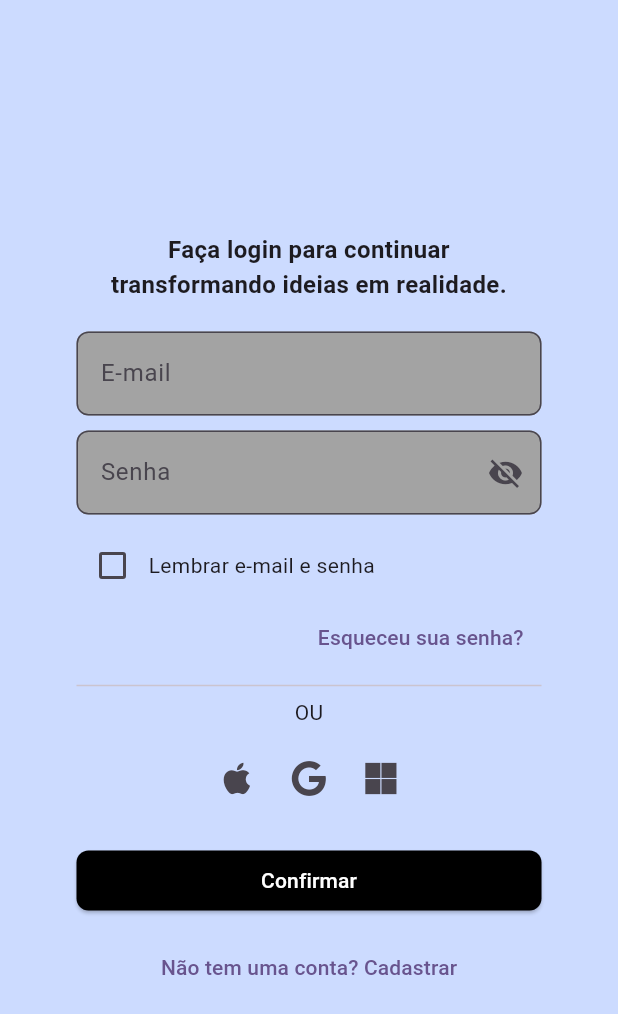
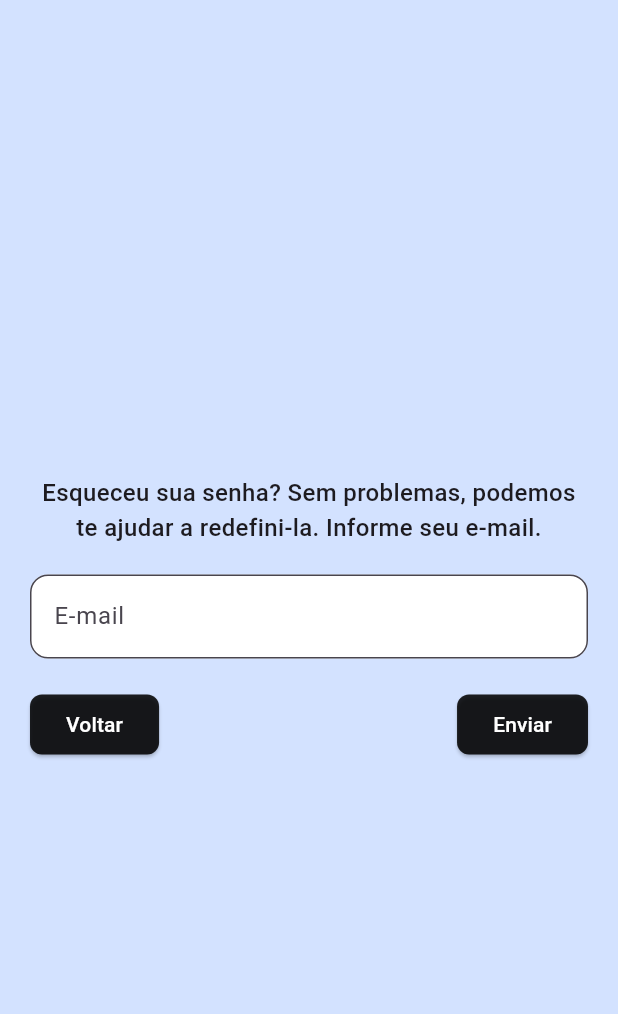
Before and after one commit to 2025-1-NCC5/Projeto2, a Flutter app: the TelaLogin screen opened directly, after a tap on "Esqueceu sua senha?", on a phone screen of 412 x 824 dp. Shown: the top 1014 px of the screen. Run offline on Flutter 3.47's test engine with Material 3 defaults, Android fonts, the phone set to English and light mode, and no system bars; our stand-ins replace font_awesome_flutter, google_nav_bar.

Commit message:
#54  Tela Recuperacao Senha
Foi realizada a criação da Tela de Recuperação de Senha, assim como a conexão do texto 'Esqueceu sua senha?' à tela correspondente.

```diff
--- /dev/null
+++ b/src/Application/lib/components/scripts/esquecue_senha.dart
@@ -0,0 +1,90 @@
+import 'package:flutter/material.dart';
+
+class TelaRecuperacaoSenha extends StatelessWidget {
+  final TextEditingController emailController = TextEditingController();
+
+  TelaRecuperacaoSenha({Key? key}) : super(key: key);
+
+  @override
+  Widget build(BuildContext context) {
+    return Scaffold(
+      backgroundColor: const Color(0xFFD3E2FF),
+      body: Center(
+        child: Padding(
+          padding: const EdgeInsets.symmetric(horizontal: 20),
+          child: Column(
+            mainAxisSize: MainAxisSize.min,
+            children: [
+              // Logo
+              // Image.asset('assets/logo.png', height: 50),
+              // const SizedBox(height: 20),
+              // Texto explicativo
+              const Text(
+                "Esqueceu sua senha? Sem problemas, podemos te ajudar a redefini-la. Informe seu e-mail.",
+                textAlign: TextAlign.center,
+                style: TextStyle(fontSize: 16, fontWeight: FontWeight.w500),
+              ),
+              const SizedBox(height: 20),
+              // Campo de e-mail
+              TextField(
+                controller: emailController,
+                decoration: InputDecoration(
+                  border: OutlineInputBorder(
+                    borderRadius: BorderRadius.circular(12),
+                  ),
+                  filled: true,
+                  fillColor: Colors.white,
+                  labelText: 'E-mail',
+                ),
+              ),
+              const SizedBox(height: 20),
+              // Botões "Voltar" e "Enviar"
+              Row(
+                mainAxisAlignment: MainAxisAlignment.spaceBetween,
+                children: [
+                  ElevatedButton(
+                    style: ElevatedButton.styleFrom(
+                      backgroundColor: Colors.black87,
+                      shape: RoundedRectangleBorder(
+                        borderRadius: BorderRadius.circular(8),
+                      ),
+                    ),
+                    onPressed: () {
+                      Navigator.pop(context);
+                    },
+                    child: const Text(
+                      "Voltar",
+                      style: TextStyle(color: Colors.white),
+                    ),
+                  ),
+                  ElevatedButton(
+                    style: ElevatedButton.styleFrom(
+                      backgroundColor: Colors.black87,
+                      shape: RoundedRectangleBorder(
+                        borderRadius: BorderRadius.circular(8),
+                      ),
+                    ),
+                    onPressed: () {
+                      // Simulação de envio de e-mail
+                      ScaffoldMessenger.of(context).showSnackBar(
+                        const SnackBar(
+                          content: Text(
+                            "Instruções enviadas para o e-mail informado.",
+                          ),
+                        ),
+                      );
+                    },
+                    child: const Text(
+                      "Enviar",
+                      style: TextStyle(color: Colors.white),
+                    ),
+                  ),
+                ],
+              ),
+            ],
+          ),
+        ),
+      ),
+    );
+  }
+}
--- a/src/Application/lib/components/scripts/login_screen.dart
+++ b/src/Application/lib/components/scripts/login_screen.dart
@@ -1,7 +1,7 @@
 import 'package:flutter/material.dart';
 import 'package:font_awesome_flutter/font_awesome_flutter.dart';
-import 'package:shared_preferences/shared_preferences.dart';
 import 'tela_cadastro.dart';
+import 'esquecue_senha.dart'; // Importe a tela de recuperação de senha
 
 class TelaLogin extends StatefulWidget {
   const TelaLogin({Key? key}) : super(key: key);
@@ -14,42 +14,10 @@ class _TelaLoginState extends State<TelaLogin> {
   final TextEditingController emailController = TextEditingController();
   final TextEditingController senhaController = TextEditingController();
   bool _senhaVisivel = false;
-  bool _lembrarSenha = false;
 
-  @override
-  void initState() {
-    super.initState();
-    _carregarCredenciaisSalvas();
-  }
-
-  /// Carrega o e-mail e senha salvos, se existirem
-  Future<void> _carregarCredenciaisSalvas() async {
-    final prefs = await SharedPreferences.getInstance();
-    setState(() {
-      emailController.text = prefs.getString('email') ?? '';
-      senhaController.text = prefs.getString('senha') ?? '';
-      _lembrarSenha = prefs.getBool('lembrar') ?? false;
-    });
-  }
-
-  /// Salva ou remove as credenciais de acordo com a opção "Lembrar senha"
-  Future<void> _salvarCredenciais() async {
-    final prefs = await SharedPreferences.getInstance();
-    if (_lembrarSenha) {
-      await prefs.setString('email', emailController.text);
-      await prefs.setString('senha', senhaController.text);
-      await prefs.setBool('lembrar', true);
-    } else {
-      await prefs.remove('email');
-      await prefs.remove('senha');
-      await prefs.setBool('lembrar', false);
-    }
-  }
-
-  void _fazerLogin() async {
+  void _fazerLogin() {
     if (emailController.text == "teste@email.com" &&
         senhaController.text == "123456") {
-      await _salvarCredenciais(); // Salva as credenciais se o usuário marcar "Lembrar senha"
       ScaffoldMessenger.of(context).showSnackBar(
         const SnackBar(content: Text("Login realizado com sucesso!")),
       );
@@ -75,7 +43,7 @@ class _TelaLoginState extends State<TelaLogin> {
           padding: const EdgeInsets.symmetric(horizontal: 20),
           width: 350,
           decoration: BoxDecoration(
-            color: Color(0xFFCCDBFF),
+            color: const Color(0xFFCCDBFF),
             borderRadius: BorderRadius.circular(12),
           ),
           child: Column(
@@ -96,7 +64,7 @@ class _TelaLoginState extends State<TelaLogin> {
                   ),
                   labelText: 'E-mail',
                   filled: true,
-                  fillColor: Color(0xFFA3A3A3),
+                  fillColor: const Color(0xFFA3A3A3),
                 ),
               ),
               const SizedBox(height: 10),
@@ -109,7 +77,7 @@ class _TelaLoginState extends State<TelaLogin> {
                   ),
                   labelText: 'Senha',
                   filled: true,
-                  fillColor: Color(0xFFA3A3A3),
+                  fillColor: const Color(0xFFA3A3A3),
                   suffixIcon: IconButton(
                     icon: Icon(
                       _senhaVisivel ? Icons.visibility : Icons.visibility_off,
@@ -123,26 +91,17 @@ class _TelaLoginState extends State<TelaLogin> {
                 ),
               ),
               const SizedBox(height: 10),
-
-              // Checkbox "Lembrar senha"
-              Row(
-                children: [
-                  Checkbox(
-                    value: _lembrarSenha,
-                    onChanged: (value) {
-                      setState(() {
-                        _lembrarSenha = value!;
-                      });
-                    },
-                  ),
-                  const Text("Lembrar e-mail e senha"),
-                ],
-              ),
-
               Align(
                 alignment: Alignment.centerRight,
                 child: TextButton(
-                  onPressed: () {},
+                  onPressed: () {
+                    Navigator.push(
+                      context,
+                      MaterialPageRoute(
+                        builder: (context) => TelaRecuperacaoSenha(),
+                      ),
+                    );
+                  },
                   child: const Text("Esqueceu sua senha?"),
                 ),
               ),
--- a/src/Application/lib/tela_inicial.dart
+++ b/src/Application/lib/tela_inicial.dart
@@ -1,8 +1,6 @@
 import 'package:flutter/material.dart';
 import 'components/scripts/login_screen.dart';
 import 'components/scripts/tela_cadastro.dart';
-import 'components/scripts/tela_login.dart';
-import 'components/scripts/tela_principal.dart';
 
 class TelaBoasVindas extends StatelessWidget {
   const TelaBoasVindas({Key? key}) : super(key: key);
```
Also changed, not shown: src/Application/lib/components/scripts/tela_cadastro.dart (+211 -145 lines).
